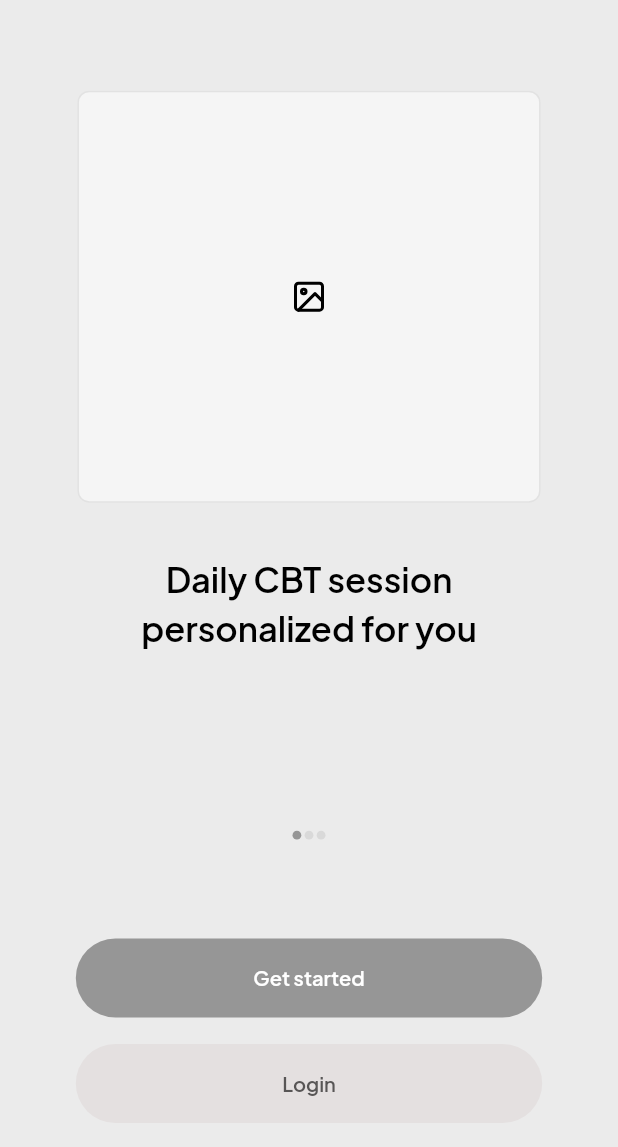
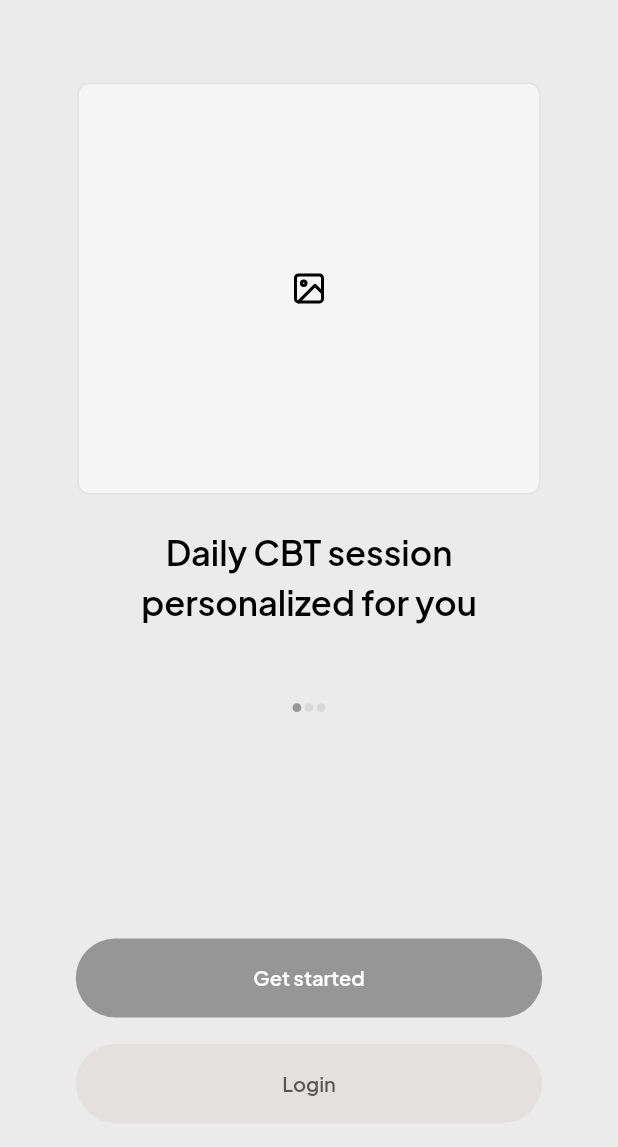
Before and after one commit to priyankgandhi0/self_growth, a Flutter app: the screen it shows after launch, on a phone screen of 412 x 824 dp, the part 89-1236 px from its top. Run offline on Flutter 3.47's test engine with Material 2 defaults, Android fonts, the phone set to English and light mode, and no system bars; our stand-ins replace device_info, file_picker, flutter_screenutil, flutter_svg, get, google_fonts and 4 more.

Commit message:
onboarding screen ui done

```diff
--- a/lib/core/constants/app_strings.dart
+++ b/lib/core/constants/app_strings.dart
@@ -1,6 +1,6 @@
 const String galleryText = "Gallery";
 const String selectImageText = "Select Image";
-const String photoLibraryText = "Photo library";
+const String photoLibraryText = "  Photo library";
 const String settingsText = "Settings";
 const String withoutPermissonAppCanErroText =
     "Without this permission app can not change picture.";
@@ -8,7 +8,7 @@ const String toAccessThisFeturePleaseErrorText =
     "To access this feature please grant permission from settings.";
 
 const locationText = "Location";
-const cameraText = "Camera";
+const cameraText = "  Camera";
 const notificationsText = "Notifications";
 const enableMicrophoneText = "Enable Microphone";
 
--- a/lib/ui/screens/onboarding_screen/onboarding_screen.dart
+++ b/lib/ui/screens/onboarding_screen/onboarding_screen.dart
@@ -2,14 +2,17 @@ import 'package:flutter/material.dart';
 import 'package:flutter_screenutil/flutter_screenutil.dart';
 import 'package:flutter_svg/flutter_svg.dart';
 import 'package:get/get.dart';
+import 'package:self_growth/core/utils/extentions.dart';
 import 'package:self_growth/generated/assets.dart';
 import 'package:self_growth/ui/widgets/app_button.dart';
+import 'package:self_growth/ui/widgets/login_popup.dart';
 
 import '../../../config/routes/router.dart';
 import '../../../core/constants/app_colors.dart';
 import '../../../core/constants/app_strings.dart';
 import '../../widgets/app_title_bar.dart';
 import '../../widgets/common_widget.dart';
+import '../../widgets/file_picker_utils.dart';
 import 'onboarding_controller.dart';
 
 class OnboardingScreen extends StatelessWidget {
@@ -23,33 +26,10 @@ class OnboardingScreen extends StatelessWidget {
         floatingActionButton: Column(
           mainAxisAlignment: MainAxisAlignment.end,
           children: [
-            Align(
-              alignment: Alignment.center,
-              child: Row(
-                mainAxisAlignment: MainAxisAlignment.center,
-                children: List.generate(
-                    3,
-                    (index) => CircleAvatar(
-                          radius: 3.r,
-                          backgroundColor: ctrl.initialPage == index
-                              ? grey_969696
-                              : doteColor,
-                        ).paddingSymmetric(horizontal: 1.w)),
-              ),
-            ).paddingOnly(bottom: ctrl.initialPage == 0 ? 60.w : 90.w),
             Visibility(
               visible: ctrl.initialPage == 0,
               child: RoundAppButton(
                 title: getStartedText,
-                onTap: () {},
-              ).paddingOnly(left: 46.w, right: 46.w, bottom: 16.w),
-            ),
-            RoundAppButton(
-              title: ctrl.initialPage == ctrl.pageController.initialPage
-                  ? loginText
-                  : nextText,
-              color: ctrl.initialPage == 0 ? lightGrayColor : grey_969696,
-              textColor: ctrl.initialPage == 0 ? darkGrayColor : white_FFFFFF,
                 onTap: () {
                   if (ctrl.initialPage == 2) {
                     Get.toNamed(Routes.personalInfoScreen);
@@ -61,26 +41,49 @@ class OnboardingScreen extends StatelessWidget {
                     );
                   }
                 },
+              ).paddingOnly(left: 46.w, right: 46.w, bottom: 16.w),
+            ),
+            RoundAppButton(
+              title: ctrl.initialPage == ctrl.pageController.initialPage
+                  ? loginText
+                  : nextText,
+              color: ctrl.initialPage == 0 ? lightGrayColor : grey_969696,
+              textColor: ctrl.initialPage == 0 ? darkGrayColor : white_FFFFFF,
+              onTap: () {
+                if (ctrl.initialPage != 0) {
+                  if (ctrl.initialPage == 2) {
+                    Get.toNamed(Routes.personalInfoScreen);
+                  } else {
+                    ctrl.pageController.animateToPage(
+                      ctrl.initialPage + 1,
+                      duration: const Duration(milliseconds: 300),
+                      curve: Curves.linear,
+                    );
+                  }
+                } else {
+                  showModalBottomSheet(
+                      context: context,
+                      isScrollControlled: true,
+                      builder: (builder) {
+                        return Container(
+                          color: Colors.transparent,
+                          child: Container(
+                              decoration: BoxDecoration(
+                                  color: Colors.white,
+                                  borderRadius: BorderRadius.only(
+                                      topLeft: Radius.circular(20.r),
+                                      topRight: Radius.circular(20.r))),
+                              child: LoginPopup(
+                                  onLogin: (p0) {}, onForgotPassword: () {})),
+                        );
+                      });
+                }
+              },
             ).paddingSymmetric(horizontal: 46.w),
           ],
         ),
         floatingActionButtonLocation: FloatingActionButtonLocation.centerFloat,
-        body: Stack(
-          children: [
-            PageView(
-              physics: const BouncingScrollPhysics(),
-              onPageChanged: (value) {
-                FocusManager.instance.primaryFocus?.unfocus();
-                ctrl.initialPage = value;
-              },
-              controller: ctrl.pageController,
-              children: const <Widget>[
-                PageViewCard(title: firstScreenTextText, subTitle: ''),
-                PageViewCard(title: whyUsText, subTitle: secondScreenText),
-                PageViewCard(title: andHowIsThatText, subTitle: thirdScreenText)
-              ],
-            ),
-            Column(
+        body: Column(
           children: [
             WithOutTitleAppBar(
               onTap: () {
@@ -97,10 +100,15 @@ class OnboardingScreen extends StatelessWidget {
                 onTap: () {},
               ),
             ).paddingOnly(top: 16.w),
-                Container(
+            GestureDetector(
+              onTap: () {
+                PickFile()
+                    .openImageChooser(context: context, onImageChose: () {});
+              },
+              child: Container(
                 height: 250.w,
                 width: Get.width,
-                  margin: EdgeInsets.only(top: 55.w),
+                margin: EdgeInsets.only(top: 50.w),
                 decoration: BoxDecoration(
                     color: background_F5F5F5,
                     borderRadius: BorderRadius.circular(8.r),
@@ -113,8 +121,40 @@ class OnboardingScreen extends StatelessWidget {
                   ],
                 ),
               ).paddingSymmetric(horizontal: 47.w),
+            ),
+            20.w.spaceH(),
+            AnimatedContainer(
+              duration: const Duration(milliseconds: 500),
+              height: ctrl.initialPage == 0 ? 120.h : 140.h,
+              child: PageView(
+                physics: const BouncingScrollPhysics(),
+                onPageChanged: (value) {
+                  FocusManager.instance.primaryFocus?.unfocus();
+                  ctrl.initialPage = value;
+                },
+                controller: ctrl.pageController,
+                children: const <Widget>[
+                  PageViewCard(title: firstScreenTextText, subTitle: ''),
+                  PageViewCard(title: whyUsText, subTitle: secondScreenText),
+                  PageViewCard(
+                      title: andHowIsThatText, subTitle: thirdScreenText)
                 ],
               ),
+            ),
+            Align(
+              alignment: Alignment.center,
+              child: Row(
+                mainAxisAlignment: MainAxisAlignment.center,
+                children: List.generate(
+                    3,
+                    (index) => CircleAvatar(
+                          radius: 3.r,
+                          backgroundColor: ctrl.initialPage == index
+                              ? grey_969696
+                              : doteColor,
+                        ).paddingSymmetric(horizontal: 1.w)),
+              ),
+            ).paddingOnly(),
           ],
         ),
       );
--- a/lib/ui/widgets/app_title_bar.dart
+++ b/lib/ui/widgets/app_title_bar.dart
@@ -60,8 +60,10 @@ class WithOutTitleAppBar extends StatelessWidget {
       child: Row(
         children: [
           showBackButton
-              ? GestureDetector(
-                  onTap: onTap, child: SvgPicture.asset(Assets.iconsBackArrow))
+              ? InkWell(
+                  splashFactory: NoSplash.splashFactory,
+                  onTap: onTap,
+                  child: SvgPicture.asset(Assets.iconsBackArrow))
               : const SizedBox(),
           const Spacer(),
           suffixWidget,
--- a/lib/ui/widgets/common_widget.dart
+++ b/lib/ui/widgets/common_widget.dart
@@ -14,7 +14,7 @@ class PageViewCard extends StatelessWidget {
   Widget build(BuildContext context) {
     return Column(
       children: [
-        390.w.spaceH(),
+        // 400.w.spaceH(),
         title
             .appTextStyle(
                 fontColor: black_000000,
--- a/lib/ui/widgets/file_picker_utils.dart
+++ b/lib/ui/widgets/file_picker_utils.dart
@@ -57,7 +57,7 @@ class PickFile {
                 shape: RoundedRectangleBorder(
                     borderRadius: BorderRadius.circular(15)),
                 title: selectImageText.appTextStyle(
-                    fontColor: background_F5F5F5, fontWeight: FontWeight.bold),
+                    fontColor: black_000000, fontWeight: FontWeight.bold),
                 children: [
                   ListTile(
                     title: photoLibraryText.appTextStyle(
```
Also changed, not shown: lib/ui/widgets/login_popup.dart (+2 -5 lines). Lines whose indentation alone changed are shown as unchanged.
